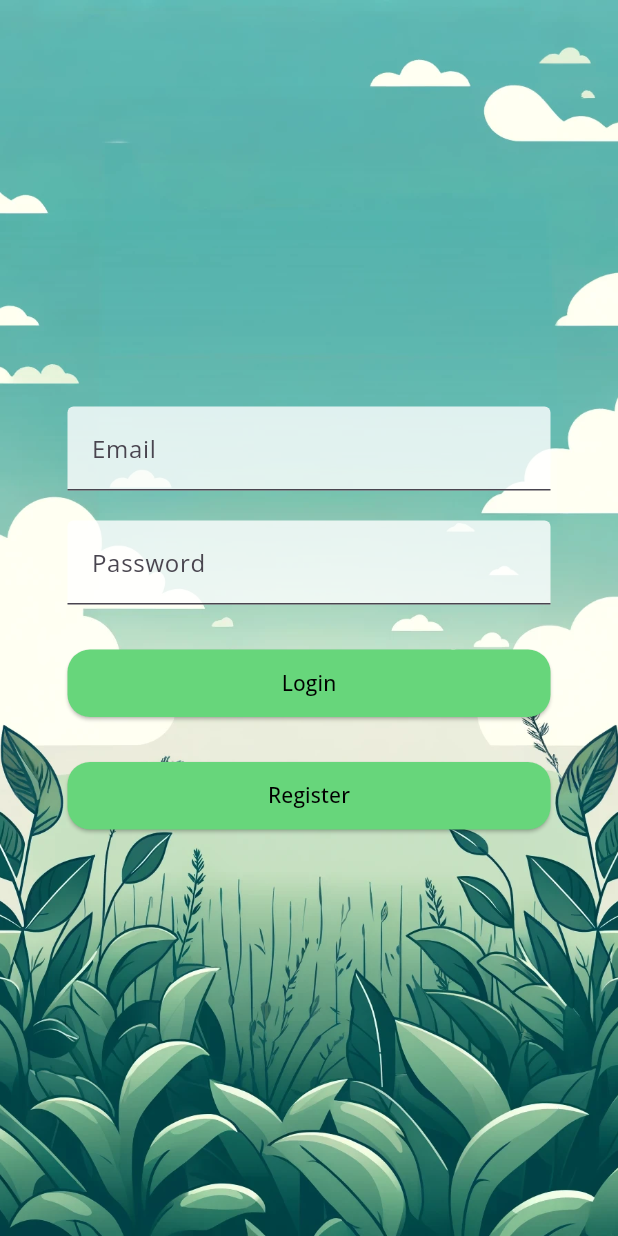
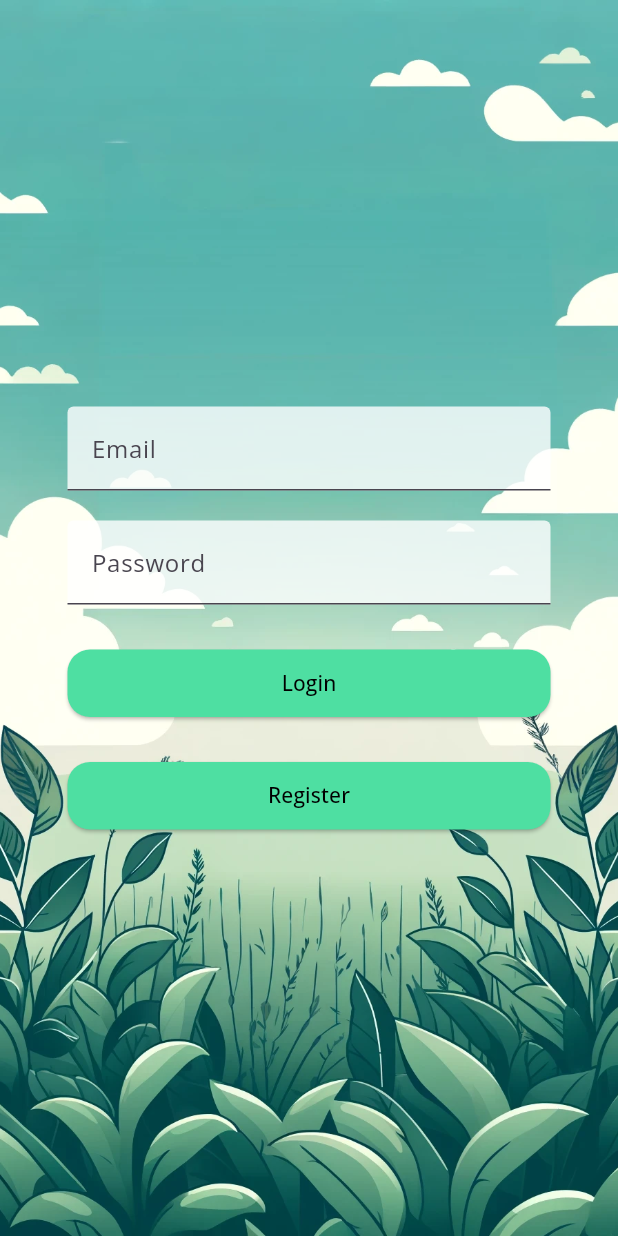
Before and after one commit to Gaia-Artemis-Codethon/Gaia, a Flutter app: the screen it shows after launch, on a phone screen of 412 x 824 dp. Run offline on Flutter 3.47's test engine with Material 3 defaults, Android fonts, the phone set to English and light mode, and no system bars; our stand-ins replace cached_network_image, flutter_animate, flutter_chat_types, flutter_chat_ui, flutter_map, flutter_spinkit and 7 more; missing offline and left inert: dart:ffi, flutter_guid, geocode, vector_map_tiles; accounts and stored records are empty; project files that could hold a hidden picture were left out.

Commit message:
tonteria parea push

```diff
--- a/lib/pages/login/loginPage.dart
+++ b/lib/pages/login/loginPage.dart
@@ -1,4 +1,5 @@
 import 'package:flutter/material.dart';
+import 'package:flutter_application_huerto/const/colors.dart';
 import 'package:flutter_application_huerto/models/userLoged.dart';
 import 'package:flutter_application_huerto/pages/first_home_page.dart';
 import 'package:flutter_application_huerto/pages/register/registerPager.dart';
@@ -45,7 +46,6 @@ class _LoginPageState extends State<LoginPage> {
           );
         }
       } else {
-
         _showError('User and/or password incorrect');
       }
     } catch (error) {
@@ -110,8 +110,8 @@ class _LoginPageState extends State<LoginPage> {
                 child: ElevatedButton(
                   onPressed: _login,
                   style: ButtonStyle(
-                    backgroundColor:
-                        MaterialStateProperty.all<Color>(Color(0xFF67D67B)),
+                    backgroundColor: MaterialStateProperty.all<Color>(
+                        OurColors().primeWhite),
                     shape: MaterialStateProperty.all<RoundedRectangleBorder>(
                       RoundedRectangleBorder(
                         borderRadius: BorderRadius.circular(15.0),
@@ -140,8 +140,8 @@ class _LoginPageState extends State<LoginPage> {
                     )
                   },
                   style: ButtonStyle(
-                    backgroundColor:
-                        MaterialStateProperty.all<Color>(Color(0xFF67D67B)),
+                    backgroundColor: MaterialStateProperty.all<Color>(
+                        OurColors().primeWhite),
                     shape: MaterialStateProperty.all<RoundedRectangleBorder>(
                       RoundedRectangleBorder(
                         borderRadius: BorderRadius.circular(15.0),
```
